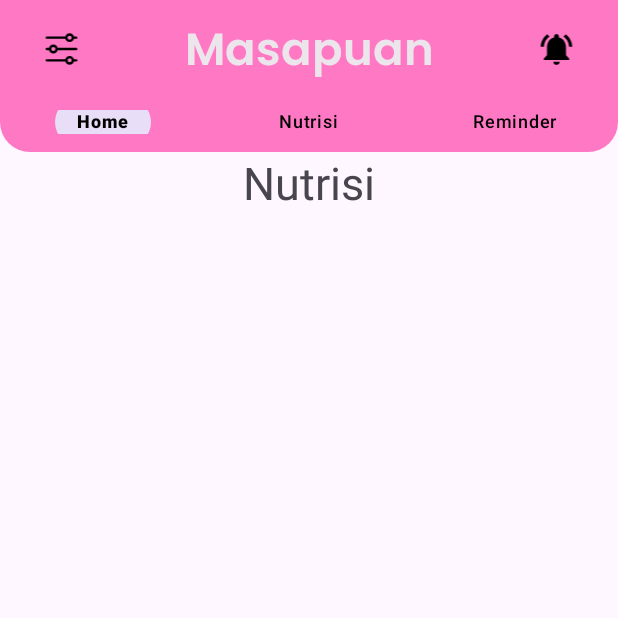
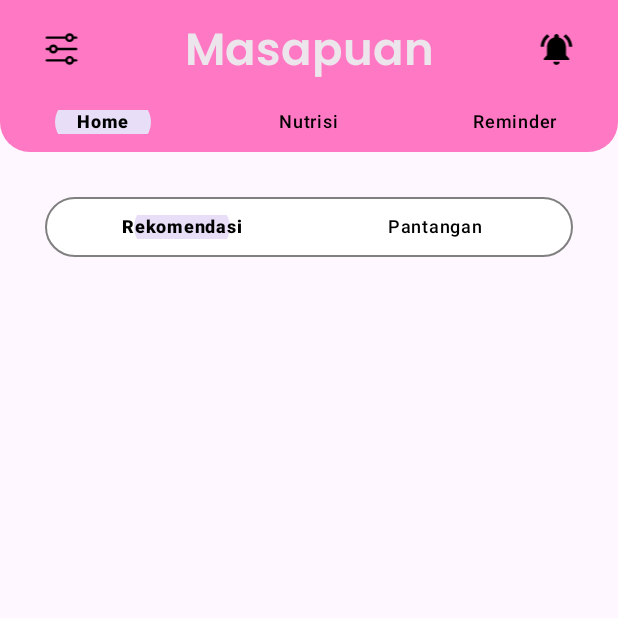
Before and after one commit to abil0321/Project-Kelompok-Massive-Infinite-Learning-, an Android app: the fragment Nutrisi placed in its activity, on a phone screen of 412 x 824 dp, the top half of it. Run offline under Robolectric (Android 15) with nearby library versions, the phone set to English and light mode, and no system bars; 1 statement that could not run was skipped.

Commit message:
progress nutrisi

```diff
--- a/app/src/main/res/layout/fragment_nutrisi.xml
+++ b/app/src/main/res/layout/fragment_nutrisi.xml
@@ -3,14 +3,21 @@
     xmlns:tools="http://schemas.android.com/tools"
     android:layout_width="match_parent"
     android:layout_height="match_parent"
+    xmlns:app="http://schemas.android.com/apk/res-auto"
     android:id="@+id/nutrisi"
     tools:context=".Nutrisi">
 
-    <TextView
+
+    <com.google.android.material.bottomnavigation.BottomNavigationView
         android:layout_width="match_parent"
-        android:layout_height="wrap_content"
+        android:layout_height="40dp"
+        android:layout_marginTop="30dp"
+        android:layout_marginLeft="30dp"
+        android:layout_marginRight="30dp"
         android:textAlignment="center"
-        android:textSize="30sp"
-        android:text="Nutrisi" />
+        app:itemTextColor="@color/Black"
+        app:itemBackground="@color/TransparentColor"
+        android:background="@drawable/btn_background"
+        app:menu="@menu/mid_nav"/>
 
 </FrameLayout>
--- /dev/null
+++ b/app/src/main/res/menu/mid_nav.xml
@@ -0,0 +1,13 @@
+<?xml version="1.0" encoding="utf-8"?>
+<menu xmlns:android="http://schemas.android.com/apk/res/android">
+
+    <item
+        android:layout_width="wrap_content"
+        android:layout_height="wrap_content"
+        android:title="Rekomendasi" />
+    <item
+        android:layout_width="wrap_content"
+        android:layout_height="wrap_content"
+        android:title="Pantangan" />
+
+</menu>
```
